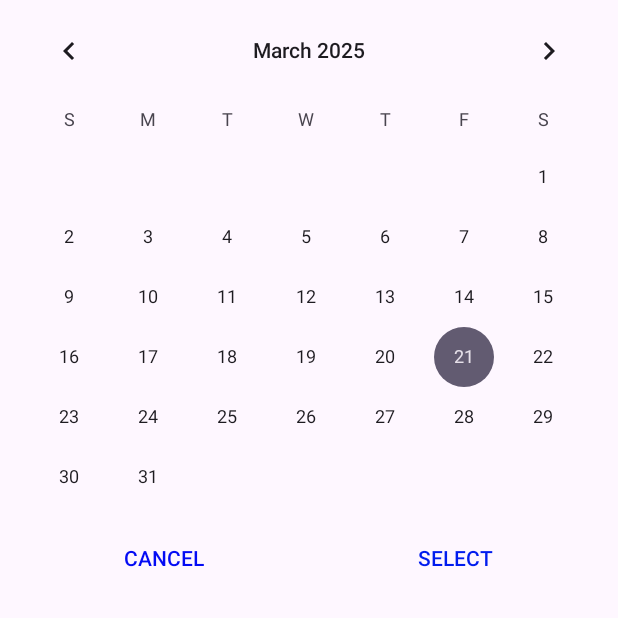
After one commit to AJ-Gibbs/avaMemoApp, an Android app: the fragment DatePicker shown on its own in the app's theme, on a phone screen of 412 x 824 dp, the top half of it. The commit adds this screen. Run offline under Robolectric (Android 15) with nearby library versions, the phone set to English and light mode, and no system bars.

Commit message:
memo sorting page xml and calendar xml

```diff
--- /dev/null
+++ b/app/src/main/java/com/example/avamemoapp/DatePicker.java
@@ -0,0 +1,64 @@
+package com.example.avamemoapp;
+
+import android.os.Bundle;
+
+import androidx.fragment.app.Fragment;
+
+import android.view.LayoutInflater;
+import android.view.View;
+import android.view.ViewGroup;
+
+/**
+ * A simple {@link Fragment} subclass.
+ * Use the {@link DatePicker#newInstance} factory method to
+ * create an instance of this fragment.
+ */
+public class DatePicker extends Fragment {
+
+    // TODO: Rename parameter arguments, choose names that match
+    // the fragment initialization parameters, e.g. ARG_ITEM_NUMBER
+    private static final String ARG_PARAM1 = "param1";
+    private static final String ARG_PARAM2 = "param2";
+
+    // TODO: Rename and change types of parameters
+    private String mParam1;
+    private String mParam2;
+
+    public DatePicker() {
+        // Required empty public constructor
+    }
+
+    /**
+     * Use this factory method to create a new instance of
+     * this fragment using the provided parameters.
+     *
+     * @param param1 Parameter 1.
+     * @param param2 Parameter 2.
+     * @return A new instance of fragment DatePicker.
+     */
+    // TODO: Rename and change types and number of parameters
+    public static DatePicker newInstance(String param1, String param2) {
+        DatePicker fragment = new DatePicker();
+        Bundle args = new Bundle();
+        args.putString(ARG_PARAM1, param1);
+        args.putString(ARG_PARAM2, param2);
+        fragment.setArguments(args);
+        return fragment;
+    }
+
+    @Override
+    public void onCreate(Bundle savedInstanceState) {
+        super.onCreate(savedInstanceState);
+        if (getArguments() != null) {
+            mParam1 = getArguments().getString(ARG_PARAM1);
+            mParam2 = getArguments().getString(ARG_PARAM2);
+        }
+    }
+
+    @Override
+    public View onCreateView(LayoutInflater inflater, ViewGroup container,
+                             Bundle savedInstanceState) {
+        // Inflate the layout for this fragment
+        return inflater.inflate(R.layout.date_picker, container, false);
+    }
+}
--- /dev/null
+++ b/app/src/main/res/layout/date_picker.xml
@@ -0,0 +1,41 @@
+<LinearLayout xmlns:android="http://schemas.android.com/apk/res/android"
+    android:layout_width="match_parent"
+    android:layout_height="wrap_content"
+    android:orientation="vertical"
+    android:gravity="end">
+
+    <!-- Calendar View -->
+    <CalendarView
+        android:id="@+id/calendarView"
+        android:layout_width="match_parent"
+        android:layout_height="wrap_content" />
+
+    <!-- Linear Layout for Buttons -->
+    <LinearLayout
+        style="?android:attr/borderlessButtonStyle"
+        android:layout_width="match_parent"
+        android:layout_height="wrap_content"
+        android:orientation="horizontal"
+        android:layout_gravity="end">
+
+        <!-- Cancel Button -->
+        <Button
+            android:id="@+id/buttonCancel"
+            style="?android:attr/borderlessButtonStyle"
+            android:layout_width="wrap_content"
+            android:layout_height="wrap_content"
+            android:layout_weight="1"
+            android:text="Cancel"
+            android:textColor="#030BF4" />
+
+        <!-- Select Button -->
+        <Button
+            android:id="@+id/buttonSelect"
+            style="?android:attr/borderlessButtonStyle"
+            android:layout_width="wrap_content"
+            android:layout_height="wrap_content"
+            android:layout_weight="1"
+            android:text="Select"
+            android:textColor="#001CEE" />
+    </LinearLayout>
+</LinearLayout>
--- a/app/src/main/res/values/colors.xml
+++ b/app/src/main/res/values/colors.xml
@@ -2,4 +2,5 @@
 <resources>
     <color name="black">#FF000000</color>
     <color name="white">#FFFFFFFF</color>
+    <color name="dialog_button_color">#FF6200EE</color>
 </resources>
```
Also changed, not shown: app/src/main/res/layout/activity_memo_settings.xml (+68 -6 lines), app/src/main/res/values/strings.xml (+9 -1 lines).
